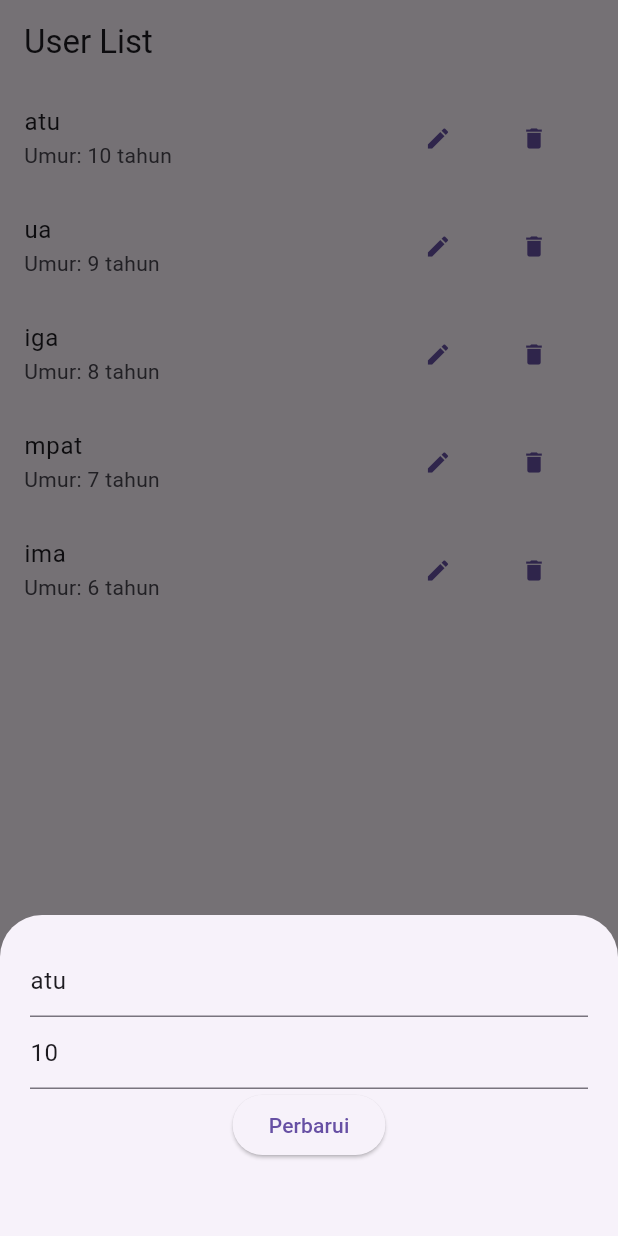
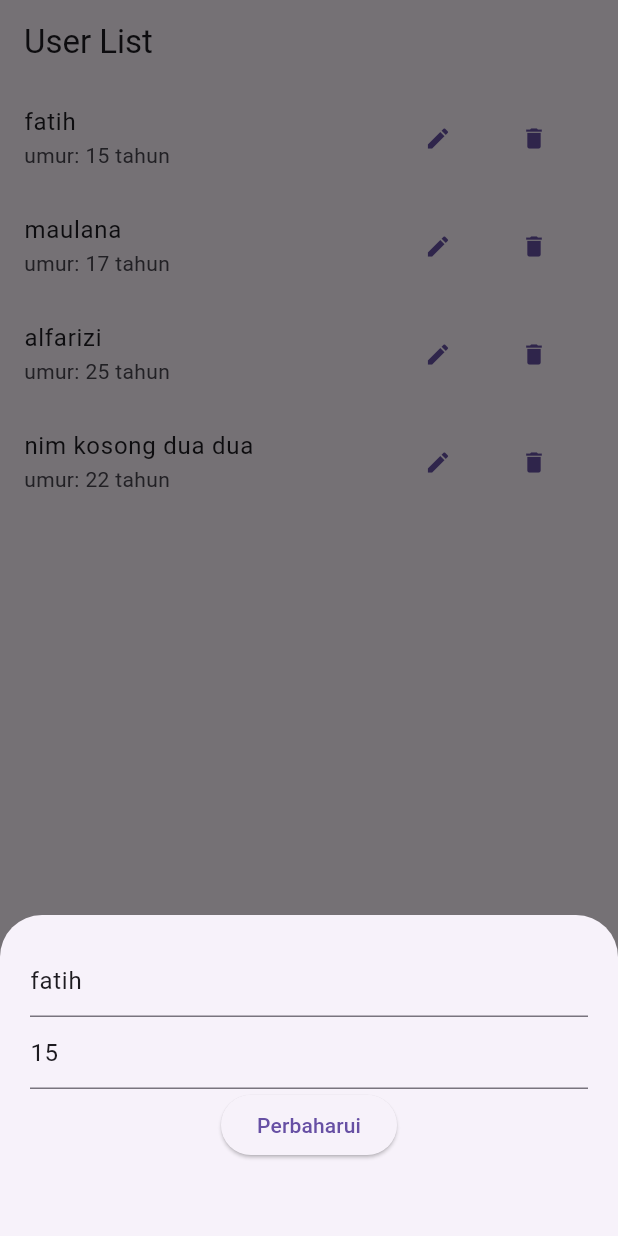
Before and after one commit to tvpribadi4k-lab/belajar_database_sqlitenew, a Flutter app: the screen it shows after launch, after a tap on the "edit" icon, on a phone screen of 412 x 824 dp. Run offline on Flutter 3.47's test engine with Material 3 defaults, Android fonts, the phone set to English and light mode, and no system bars.

Commit message:
frist commit

```diff
--- a/lib/main.dart
+++ b/lib/main.dart
@@ -1,4 +1,5 @@
 import 'package:flutter/material.dart';
+import 'package:flutter/services.dart';
 
 void main() {
   runApp(const MainApp());
@@ -10,7 +11,7 @@ class MainApp extends StatelessWidget {
   @override
   Widget build(BuildContext context) {
     return const MaterialApp(
-      home: ListUserDataPage(),
+      home: ListUserDataPage()
     );
   }
 }
@@ -21,33 +22,33 @@ class ListUserDataPage extends StatefulWidget {
   @override
   State<ListUserDataPage> createState() => _ListUserDataPageState();
 }
-class UserModel {
-  int? id;
-  String nama = '';
-  int umur = 0;
 
-  UserModel({this.id, required this.nama, required this.umur});
+class UserModel{
+  int? id ;
+  String nama = "";
+  int umur =0;
+
+  UserModel(this.id, {required this.nama, required this.umur});
 }
 
 class _ListUserDataPageState extends State<ListUserDataPage> {
-  final TextEditingController _namaCtrl = TextEditingController();
+  final TextEditingController _nameCtrl = TextEditingController();
   final TextEditingController _umurCtrl = TextEditingController();
 
   List<UserModel> userList = [
-    UserModel(id: 1, nama: 'atu', umur: 10),
-    UserModel(id: 2, nama: 'ua', umur: 9),
-    UserModel(id: 3, nama: 'iga', umur: 8),
-    UserModel(id: 4, nama: 'mpat', umur: 7),
-    UserModel(id: 5, nama: 'ima', umur: 6),
+    UserModel(1, nama: "fatih", umur: 15),
+    UserModel(2, nama: "maulana", umur: 17),
+    UserModel(3, nama: "alfarizi", umur: 25),
+    UserModel(4, nama: "nim kosong dua dua", umur: 22),
   ];
 
-  void _form(int? id) {
+  void _form(int? id){
     if(id != null){
       var user = userList.firstWhere((data) => data.id == id);
-      _namaCtrl.text = user.nama;
+      _nameCtrl.text = user.nama;
       _umurCtrl.text = user.umur.toString();
-    } else {
-    _namaCtrl.clear();
+    } else{
+      _nameCtrl.clear();
       _umurCtrl.clear();
     }
 
@@ -55,29 +56,22 @@ class _ListUserDataPageState extends State<ListUserDataPage> {
       context: context,
       isScrollControlled: true,
       builder: (context) => Padding(
-        padding: EdgeInsets.fromLTRB(20 , 20, 20, MediaQuery.of(context).viewInsets.bottom + 50),
+        padding: EdgeInsetsGeometry.fromLTRB(20, 20, 20, MediaQuery.of(context).viewInsets.bottom + 50),
         child: Column(
           mainAxisSize: MainAxisSize.min,
           children: [
             TextField(
-              controller: _namaCtrl,
-              decoration: InputDecoration(hintText: "Nama"),
-            ),
+              controller: _nameCtrl,
+              decoration: InputDecoration(hintText: "Nama")),
             TextField(
               controller: _umurCtrl,
               decoration: InputDecoration(hintText: "Umur"),
               keyboardType: TextInputType.number,
               ),
             ElevatedButton(
-              onPressed: () {
-                final nama = _namaCtrl.text.trim();
-                final umur = int.tryParse(_umurCtrl.text) ?? 0;
-                if (nama.isNotEmpty && umur > 0) {
-                  _save(id, nama, umur);
-                }
-              },
-              child: Text(id == null ? 'Tambah' : 'Perbarui'),
-            ),
+            onPressed: () =>
+                _save(id, _nameCtrl.text, int.parse(_umurCtrl.text)),
+            child: Text(id == null ? "Tambah": "Perbaharui")),
           ],
         ),
       ),
@@ -85,42 +79,44 @@ class _ListUserDataPageState extends State<ListUserDataPage> {
   }
 
 void _save(int? id, String nama, int umur) {
+
 if(id != null){
-      var user = userList.firstWhere((data) => data.id== id);
+  var user = userList.firstWhere((data) => data.id == id);
   setState(() {
     user.nama = nama;
     user.umur = umur;
   });
 
-    } else {
+} else{
   var nextId = userList.length + 1;
-    var newUser = UserModel(id: nextId , nama: nama, umur: umur);
+  var newUser = UserModel(nextId, nama: nama, umur: umur);
   setState(() {
     userList.add(newUser);
   });
+}
+
   Navigator.pop(context);
 }
-  }
-
 
   void _delete(int id) {
     showDialog(
       context: context,
       builder: (context) => AlertDialog(
-        title: Text('Konfirmasi Hapus'),
-        content: Text('Apakah anda yakin ingin menghapus data ini?'),
+        title: Text("Konfirmasi Hapus"),
+        content: Text("Apakah anda yakin ingin menghapus data ini?"),
         actions: [
           TextButton(onPressed: () {
             Navigator.pop(context);
           },
-          child: Text('Batal')),
-          TextButton(onPressed: () {
-            setState(() {
-               userList.removeWhere((data) => data.id == id);
+          child: Text("Batal")),
+          TextButton(
+            onPressed: () {
+              setState(() =>
+              userList.removeWhere((data) => data.id == id));
               Navigator.pop(context);
-            });
-          }, child: Text('Hapus')),
-
+            },
+            child: Text("Hapus"),
+          ),
         ],
       ),
     );
@@ -129,31 +125,28 @@ class _ListUserDataPageState extends State<ListUserDataPage> {
   @override
   Widget build(BuildContext context) {
     return Scaffold(
-      appBar: AppBar(
-        title: Text('User List'),
-      ),
+      appBar: AppBar(title: Text("User List")),
       body: ListView.builder(
         itemCount: userList.length,
-        itemBuilder: (cxt, i) {
-          return ListTile(
+        itemBuilder: (xt, i) =>ListTile(
           title: Text(userList[i].nama),
-            subtitle: Text('Umur: ${userList[i].umur} tahun '),
+          subtitle: Text("umur: ${userList[i].umur} tahun"),
           trailing: Row(
             mainAxisSize: MainAxisSize.min,
             children: [
-                TextButton(onPressed: () => _form(userList[i].id),
+              TextButton(
+                onPressed: () => _form(userList[i].id),
                 child: Icon(Icons.edit)),
-                TextButton(onPressed: () => _delete(userList[i].id!),
+              TextButton(
+                onPressed: () => _delete(userList[i].id!),
                 child: Icon(Icons.delete)),
             ],
           ),
-          );
-        },
+        ),
       ),
       floatingActionButton: FloatingActionButton(
         onPressed: () => _form(null),
-        child: const Icon(Icons.add),
-      ),
+        child: Icon(Icons.add)),
     );
   }
 }
```
Lines whose indentation alone changed are shown as unchanged.
